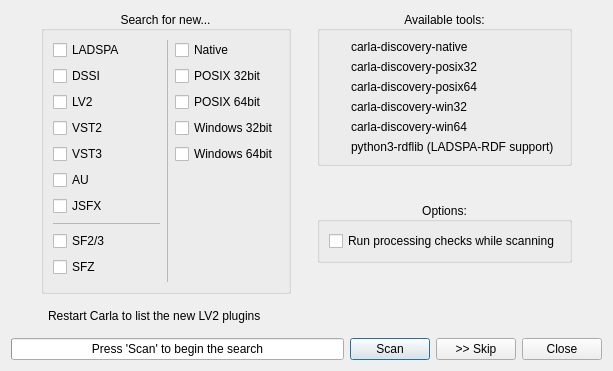
Qt form source/frontend/pluginlist/pluginlistrefreshdialog.ui (falkTX/Carla) before a commit.
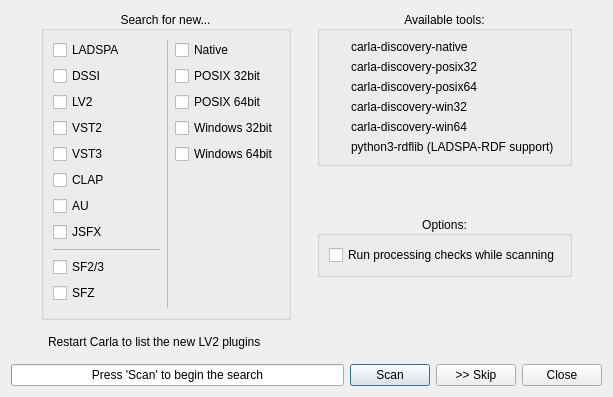
The same form after that commit. Icons and pictures are not drawn.

Commit message: Start of clap plugin discovery

Diff of the .ui file:
```diff
--- a/source/frontend/pluginlist/pluginlistrefreshdialog.ui
+++ b/source/frontend/pluginlist/pluginlistrefreshdialog.ui
@@ -78,6 +78,13 @@
             </property>
            </widget>
           </item>
+          <item>
+           <widget class="QCheckBox" name="ch_clap">
+            <property name="text">
+             <string>CLAP</string>
+            </property>
+           </widget>
+          </item>
           <item>
            <widget class="QCheckBox" name="ch_au">
             <property name="text">
```
The commit also changes 29 other files.
